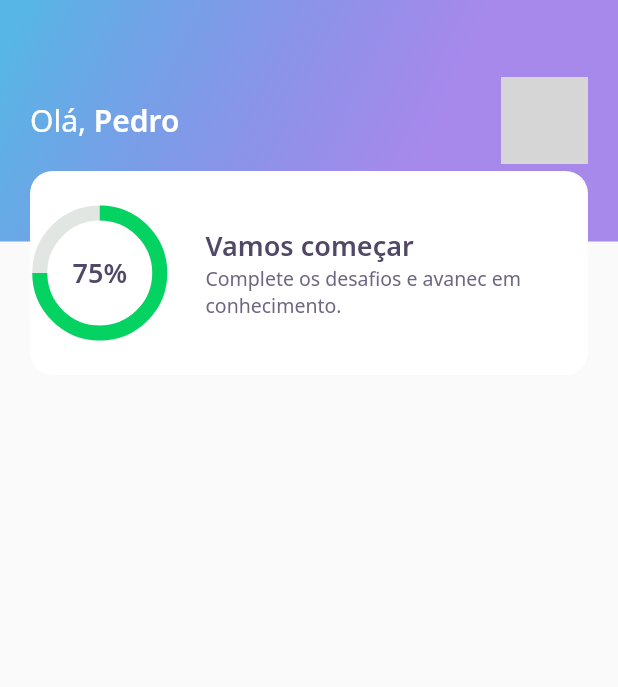
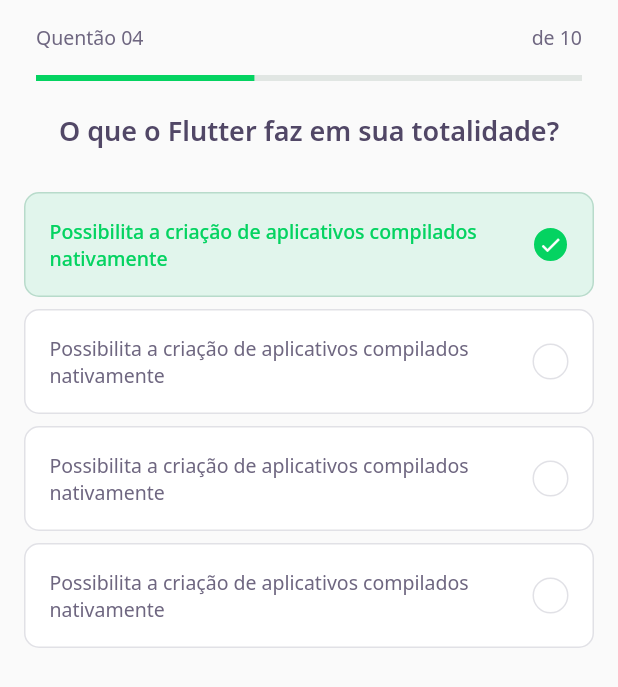
Before and after one commit to PedroHenriqueDevBR/NLW-Rocketseat, a Flutter app: the screen it shows after launch, on a phone screen of 412 x 824 dp. Shown: the top 687 px of the screen. Run offline on Flutter 3.47's test engine with Material 2 defaults, Android fonts, the light colour scheme and no system bars; our stand-ins replace google_fonts; grey boxes are pictures that could not be loaded.

Commit message:
feat: second NLW05 class #Flutter

```diff
--- /dev/null
+++ b/NLW5/flutter_quiz/lib/challenge/challenge_page.dart
@@ -0,0 +1,24 @@
+import 'package:DevQuiz/challenge/widgets/question_indicator/question_indicator_widget.dart';
+import 'package:DevQuiz/challenge/widgets/quiz/quiz_widget.dart';
+import 'package:flutter/material.dart';
+
+class ChallengePage extends StatefulWidget {
+  @override
+  _ChallengePageState createState() => _ChallengePageState();
+}
+
+class _ChallengePageState extends State<ChallengePage> {
+  @override
+  Widget build(BuildContext context) {
+    return Scaffold(
+      appBar: PreferredSize(
+        preferredSize: Size.fromHeight(75),
+        child: SafeArea(
+          top: true,
+          child: QuestionIndicatorWidget(),
+        ),
+      ),
+      body: QuizWidget(title: 'O que o Flutter faz em sua totalidade?'),
+    );
+  }
+}
--- /dev/null
+++ b/NLW5/flutter_quiz/lib/challenge/widgets/awnser/awnser_widget.dart
@@ -0,0 +1,76 @@
+import 'package:DevQuiz/core/core.dart';
+import 'package:flutter/material.dart';
+
+class AwnserWidget extends StatelessWidget {
+  final String title;
+  final bool isRight;
+  final bool isSelected;
+
+  AwnserWidget({
+    required this.title,
+    this.isRight = false,
+    this.isSelected = false,
+  });
+
+  Color get _selectedColorRight => isRight ? AppColors.darkGreen : AppColors.darkRed;
+
+  Color get _selectedBorderRight => isRight ? AppColors.lightGreen : AppColors.lightRed;
+
+  Color get _selectedColorCardRight => isRight ? AppColors.lightGreen : AppColors.lightRed;
+
+  Color get _selectedBorderCardRight => isRight ? AppColors.green : AppColors.red;
+
+  TextStyle get _selectedTextStyleRight => isRight ? AppTextStyles.bodyDarkGreen : AppTextStyles.bodyDarkRed;
+
+  IconData get _selectedIconRight => isRight ? Icons.check : Icons.close;
+
+  @override
+  Widget build(BuildContext context) {
+    return Padding(
+      padding: EdgeInsets.symmetric(
+        horizontal: 16.0,
+        vertical: 4.0,
+      ),
+      child: Container(
+        padding: EdgeInsets.all(16.0),
+        decoration: BoxDecoration(
+          color: isSelected ? _selectedColorCardRight : AppColors.white,
+          borderRadius: BorderRadius.circular(10.0),
+          border: Border.fromBorderSide(
+            BorderSide(
+              color: isSelected ? _selectedBorderCardRight : AppColors.border,
+            ),
+          ),
+        ),
+        child: Row(
+          children: [
+            Expanded(
+              child: Text(
+                title,
+                style: isSelected ? _selectedTextStyleRight : AppTextStyles.body,
+              ),
+            ),
+            Container(
+              width: 24,
+              height: 24,
+              decoration: BoxDecoration(
+                color: isSelected ? _selectedColorRight : AppColors.white,
+                borderRadius: BorderRadius.circular(500),
+                border: Border.fromBorderSide(BorderSide(
+                  color: isSelected ? _selectedBorderRight : AppColors.border,
+                )),
+              ),
+              child: isSelected
+                  ? Icon(
+                      _selectedIconRight,
+                      size: 16.0,
+                      color: AppColors.white,
+                    )
+                  : null,
+            ),
+          ],
+        ),
+      ),
+    );
+  }
+}
--- /dev/null
+++ b/NLW5/flutter_quiz/lib/challenge/widgets/question_indicator/question_indicator_widget.dart
@@ -0,0 +1,32 @@
+import 'package:DevQuiz/core/core.dart';
+import 'package:DevQuiz/shared/widgets/progress_indicator/progress_indicator_widget.dart';
+import 'package:flutter/material.dart';
+
+class QuestionIndicatorWidget extends StatelessWidget {
+  @override
+  Widget build(BuildContext context) {
+    return Container(
+      padding: EdgeInsets.symmetric(horizontal: 24.0),
+      child: Column(
+        children: [
+          SizedBox(height: 16.0),
+          Row(
+            mainAxisAlignment: MainAxisAlignment.spaceBetween,
+            children: [
+              Text(
+                'Quentão 04',
+                style: AppTextStyles.body,
+              ),
+              Text(
+                'de 10',
+                style: AppTextStyles.body,
+              ),
+            ],
+          ),
+          SizedBox(height: 16.0),
+          ProgressIndicatorWidget(value: 0.4),
+        ],
+      ),
+    );
+  }
+}
--- /dev/null
+++ b/NLW5/flutter_quiz/lib/challenge/widgets/quiz/quiz_widget.dart
@@ -0,0 +1,42 @@
+import 'package:DevQuiz/challenge/widgets/awnser/awnser_widget.dart';
+import 'package:DevQuiz/core/core.dart';
+import 'package:flutter/material.dart';
+
+class QuizWidget extends StatelessWidget {
+  final String title;
+
+  QuizWidget({required this.title});
+
+  @override
+  Widget build(BuildContext context) {
+    return Column(
+      children: [
+        Text(
+          title,
+          style: AppTextStyles.heading,
+        ),
+        SizedBox(height: 24.0),
+        AwnserWidget(
+          title: 'Possibilita a criação de aplicativos compilados nativamente',
+          isRight: true,
+          isSelected: true,
+        ),
+        AwnserWidget(
+          title: 'Possibilita a criação de aplicativos compilados nativamente',
+          isRight: false,
+          isSelected: false,
+        ),
+        AwnserWidget(
+          title: 'Possibilita a criação de aplicativos compilados nativamente',
+          isRight: false,
+          isSelected: false,
+        ),
+        AwnserWidget(
+          title: 'Possibilita a criação de aplicativos compilados nativamente',
+          isRight: false,
+          isSelected: false,
+        ),
+      ],
+    );
+  }
+}
--- a/NLW5/flutter_quiz/lib/core/app_widget.dart
+++ b/NLW5/flutter_quiz/lib/core/app_widget.dart
@@ -1,3 +1,4 @@
+import 'package:DevQuiz/challenge/challenge_page.dart';
 import 'package:DevQuiz/home/home_page.dart';
 import 'package:DevQuiz/splash/splash_page.dart';
 import 'package:flutter/material.dart';
@@ -7,7 +8,8 @@
   Widget build(BuildContext context) {
     return MaterialApp(
       title: "DevQuiz",
-      home: HomePage(),
+      debugShowCheckedModeBanner: false,
+      home: ChallengePage(),
     );
   }
 }
--- a/NLW5/flutter_quiz/lib/home/widgets/score_card/score_card_widget.dart
+++ b/NLW5/flutter_quiz/lib/home/widgets/score_card/score_card_widget.dart
@@ -13,6 +13,8 @@
           color: AppColors.white,
           borderRadius: BorderRadius.circular(15.0),
         ),
+        child: Padding(
+          padding: EdgeInsets.symmetric(horizontal: 24.0),
           child: Row(
             crossAxisAlignment: CrossAxisAlignment.center,
             children: [
@@ -41,6 +43,7 @@
             ],
           ),
         ),
+      ),
     );
   }
 }
--- /dev/null
+++ b/NLW5/flutter_quiz/lib/shared/widgets/progress_indicator/progress_indicator_widget.dart
@@ -0,0 +1,16 @@
+import 'package:DevQuiz/core/app_colors.dart';
+import 'package:flutter/material.dart';
+
+class ProgressIndicatorWidget extends StatelessWidget {
+  final double value;
+  ProgressIndicatorWidget({required this.value});
+
+  @override
+  Widget build(BuildContext context) {
+    return LinearProgressIndicator(
+      value: value,
+      backgroundColor: AppColors.chartSecondary,
+      valueColor: AlwaysStoppedAnimation<Color>(AppColors.chartPrimary),
+    );
+  }
+}
```
Also changed, not shown: NLW5/flutter_quiz/lib/home/home_page.dart (+33 -0 lines), NLW5/flutter_quiz/lib/home/widgets/level_button/level_button_widget.dart (added, +57 -0 lines), NLW5/flutter_quiz/lib/home/widgets/quiz_card/quiz_card_widget.dart (added, +48 -0 lines), 1 other file. Lines whose indentation alone changed are shown as unchanged.
